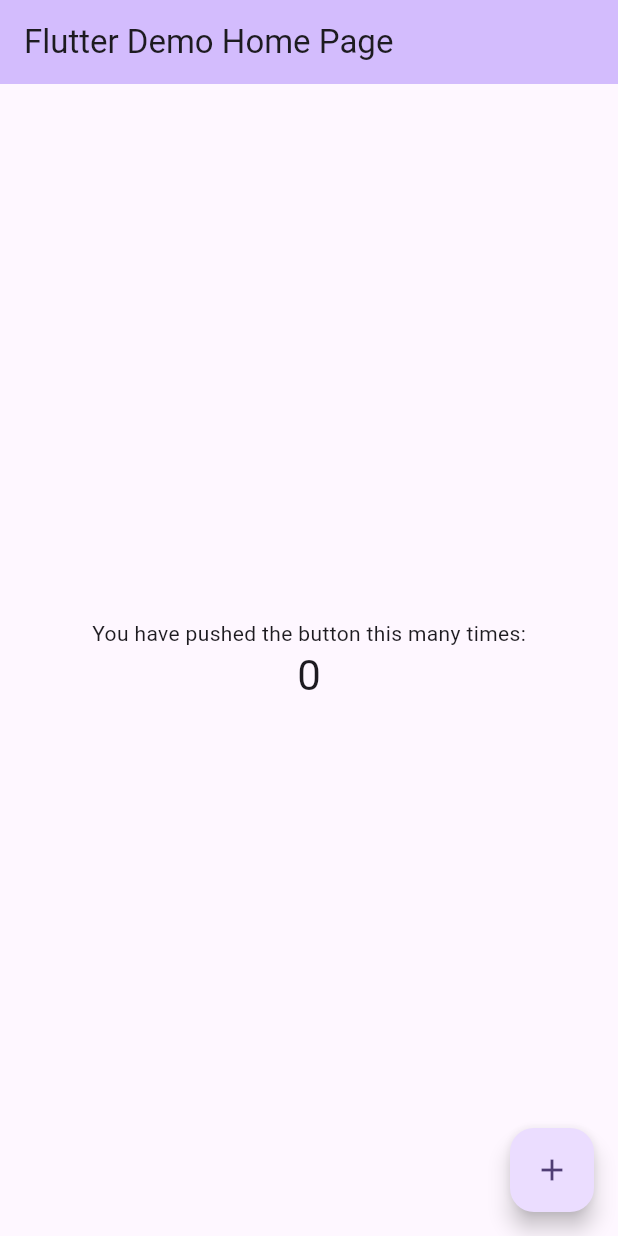
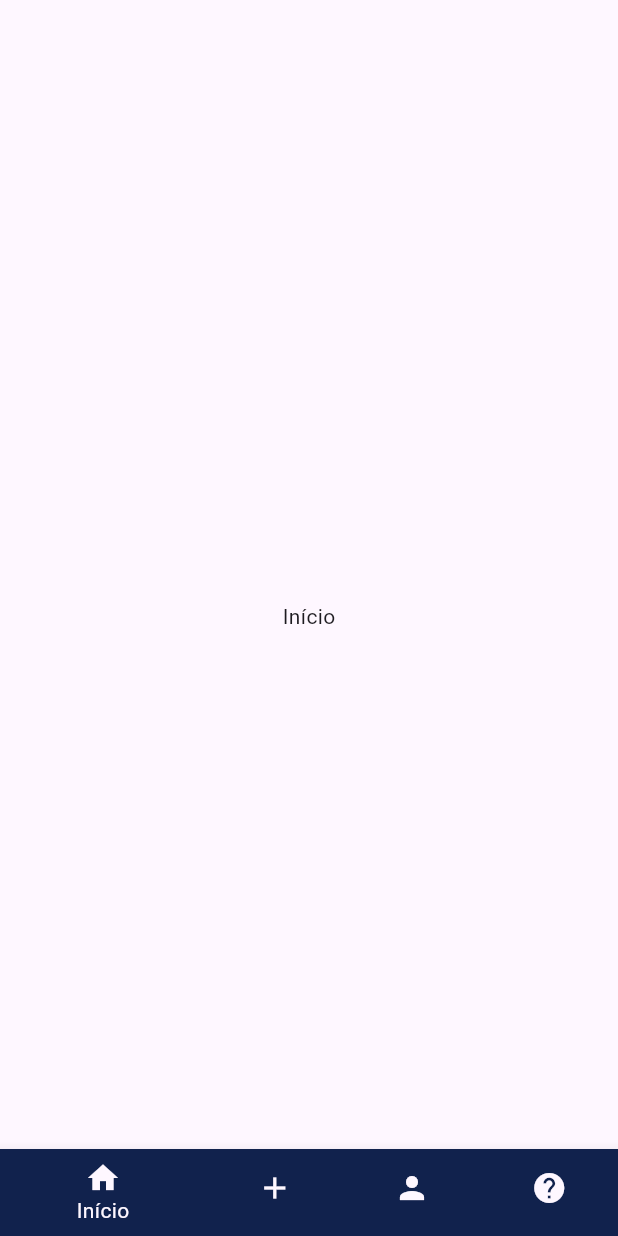
Before and after one commit to gsantss/Give-GetAPP, a Flutter app: the screen it shows after launch, on a phone screen of 412 x 824 dp. Run offline on Flutter 3.47's test engine with Material 3 defaults, Android fonts, the phone set to English and light mode, and no system bars.

```diff
--- a/lib/main.dart
+++ b/lib/main.dart
@@ -1,125 +1,83 @@
-import 'package:flutter/material.dart';
+import "package:flutter/material.dart";
+
+import 'perfil.dart';
+import 'sobre.dart';
+import 'Publicar.dart';
 
 void main() {
-  runApp(const MyApp());
+  runApp(MaterialApp(
+    debugShowCheckedModeBanner: false,
+    home: Inicio(),
+  ));
 }
 
-class MyApp extends StatelessWidget {
-  const MyApp({super.key});
-
-  // This widget is the root of your application.
+class Inicio extends StatefulWidget {
   @override
-  Widget build(BuildContext context) {
-    return MaterialApp(
-      title: 'Flutter Demo',
-      theme: ThemeData(
-        // This is the theme of your application.
-        //
-        // TRY THIS: Try running your application with "flutter run". You'll see
-        // the application has a purple toolbar. Then, without quitting the app,
-        // try changing the seedColor in the colorScheme below to Colors.green
-        // and then invoke "hot reload" (save your changes or press the "hot
-        // reload" button in a Flutter-supported IDE, or press "r" if you used
-        // the command line to start the app).
-        //
-        // Notice that the counter didn't reset back to zero; the application
-        // state is not lost during the reload. To reset the state, use hot
-        // restart instead.
-        //
-        // This works for code too, not just values: Most code changes can be
-        // tested with just a hot reload.
-        colorScheme: ColorScheme.fromSeed(seedColor: Colors.deepPurple),
-        useMaterial3: true,
-      ),
-      home: const MyHomePage(title: 'Flutter Demo Home Page'),
-    );
-  }
+  _InicioState createState() => _InicioState();
 }
 
-class MyHomePage extends StatefulWidget {
-  const MyHomePage({super.key, required this.title});
+class _InicioState extends State<Inicio> {
+  int _indiceAtual = 0;
+  final List<Widget> _telas = [
+    Home("Início"),
+    Publicar(),
+    perfil("Meu Perfil"),
+    sobre("Sobre APP")
+  ];
 
-  // This widget is the home page of your application. It is stateful, meaning
-  // that it has a State object (defined below) that contains fields that affect
-  // how it looks.
-
-  // This class is the configuration for the state. It holds the values (in this
-  // case the title) provided by the parent (in this case the App widget) and
-  // used by the build method of the State. Fields in a Widget subclass are
-  // always marked "final".
-
-  final String title;
-
-  @override
-  State<MyHomePage> createState() => _MyHomePageState();
-}
-
-class _MyHomePageState extends State<MyHomePage> {
-  int _counter = 0;
-
-  void _incrementCounter() {
+  void onTabTapped(int index) {
     setState(() {
-      // This call to setState tells the Flutter framework that something has
-      // changed in this State, which causes it to rerun the build method below
-      // so that the display can reflect the updated values. If we changed
-      // _counter without calling setState(), then the build method would not be
-      // called again, and so nothing would appear to happen.
-      _counter++;
+      _indiceAtual = index;
     });
   }
 
   @override
   Widget build(BuildContext context) {
-    // This method is rerun every time setState is called, for instance as done
-    // by the _incrementCounter method above.
-    //
-    // The Flutter framework has been optimized to make rerunning build methods
-    // fast, so that you can just rebuild anything that needs updating rather
-    // than having to individually change instances of widgets.
   return Scaffold(
-      appBar: AppBar(
-        // TRY THIS: Try changing the color here to a specific color (to
-        // Colors.amber, perhaps?) and trigger a hot reload to see the AppBar
-        // change color while the other colors stay the same.
-        backgroundColor: Theme.of(context).colorScheme.inversePrimary,
-        // Here we take the value from the MyHomePage object that was created by
-        // the App.build method, and use it to set our appbar title.
-        title: Text(widget.title),
+    appBar: AppBar(),
+    body: _telas[_indiceAtual],
+    bottomNavigationBar: BottomNavigationBar(
+      currentIndex: _indiceAtual,
+      onTap: onTabTapped,
+      items: [
+        BottomNavigationBarItem(
+          icon: Icon(Icons.home),
+          backgroundColor: Color(0xFF11224D),
+          label: "Início",
         ),
-      body: Center(
-        // Center is a layout widget. It takes a single child and positions it
-        // in the middle of the parent.
-        child: Column(
-          // Column is also a layout widget. It takes a list of children and
-          // arranges them vertically. By default, it sizes itself to fit its
-          // children horizontally, and tries to be as tall as its parent.
-          //
-          // Column has various properties to control how it sizes itself and
-          // how it positions its children. Here we use mainAxisAlignment to
-          // center the children vertically; the main axis here is the vertical
-          // axis because Columns are vertical (the cross axis would be
-          // horizontal).
-          //
-          // TRY THIS: Invoke "debug painting" (choose the "Toggle Debug Paint"
-          // action in the IDE, or press "p" in the console), to see the
-          // wireframe for each widget.
-          mainAxisAlignment: MainAxisAlignment.center,
-          children: <Widget>[
-            const Text(
-              'You have pushed the button this many times:',
+        BottomNavigationBarItem(
+          icon: Icon(Icons.add),
+          backgroundColor: Color(0xFF11224D),
+          label: "Divulgar",
         ),
-            Text(
-              '$_counter',
-              style: Theme.of(context).textTheme.headlineMedium,
+        BottomNavigationBarItem(
+          icon: Icon(Icons.person),
+          backgroundColor: Color(0xFF11224D),
+          label: "Perfil",
+        ),
+        BottomNavigationBarItem(
+          icon: Icon(Icons.help),
+          backgroundColor: Color(0xFF11224D),
+          label: "Sobre",
         ),
       ],
     ),
+  );
+}
+
+}
+
+class Home extends StatelessWidget {
+  final String texto;
+
+  Home(this.texto);
+
+  @override
+  Widget build(BuildContext context) {
+    return Container(
+      child: Center(
+        child: Text(texto),
       ),
-      floatingActionButton: FloatingActionButton(
-        onPressed: _incrementCounter,
-        tooltip: 'Increment',
-        child: const Icon(Icons.add),
-      ), // This trailing comma makes auto-formatting nicer for build methods.
     );
   }
 }
```
Also changed, not shown: lib/Publicar.dart (added, +104 -0 lines), lib/perfil.dart (added, +16 -0 lines), lib/sobre.dart (added, +16 -0 lines), 2 other files. Lines whose indentation alone changed are shown as unchanged.
